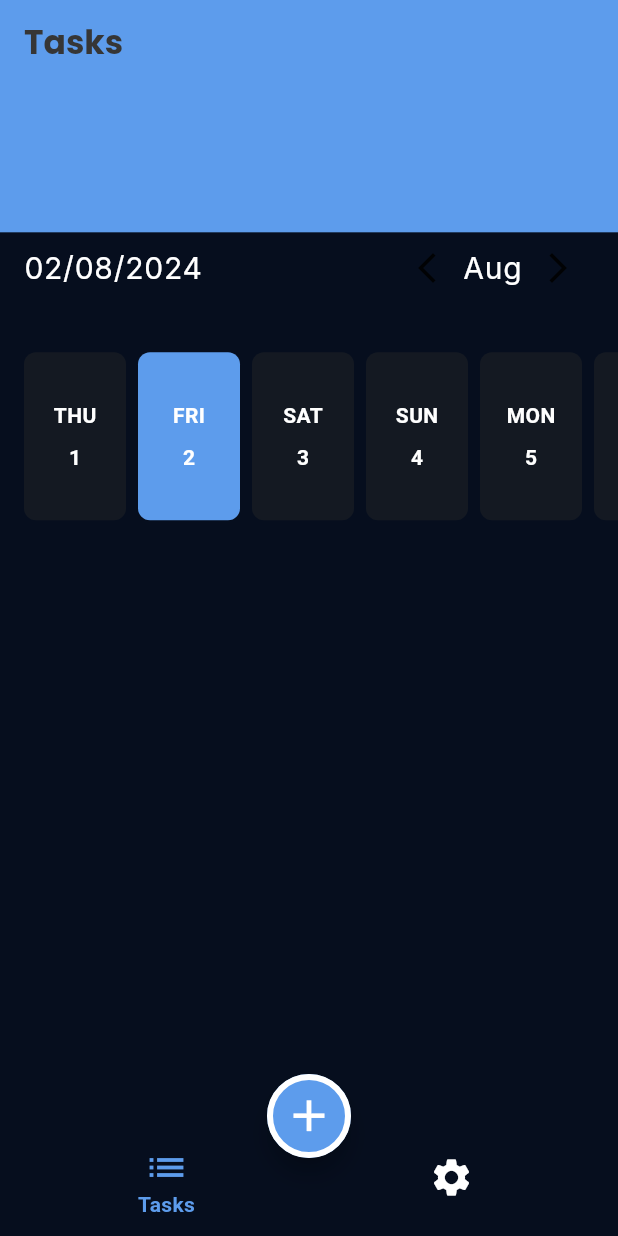
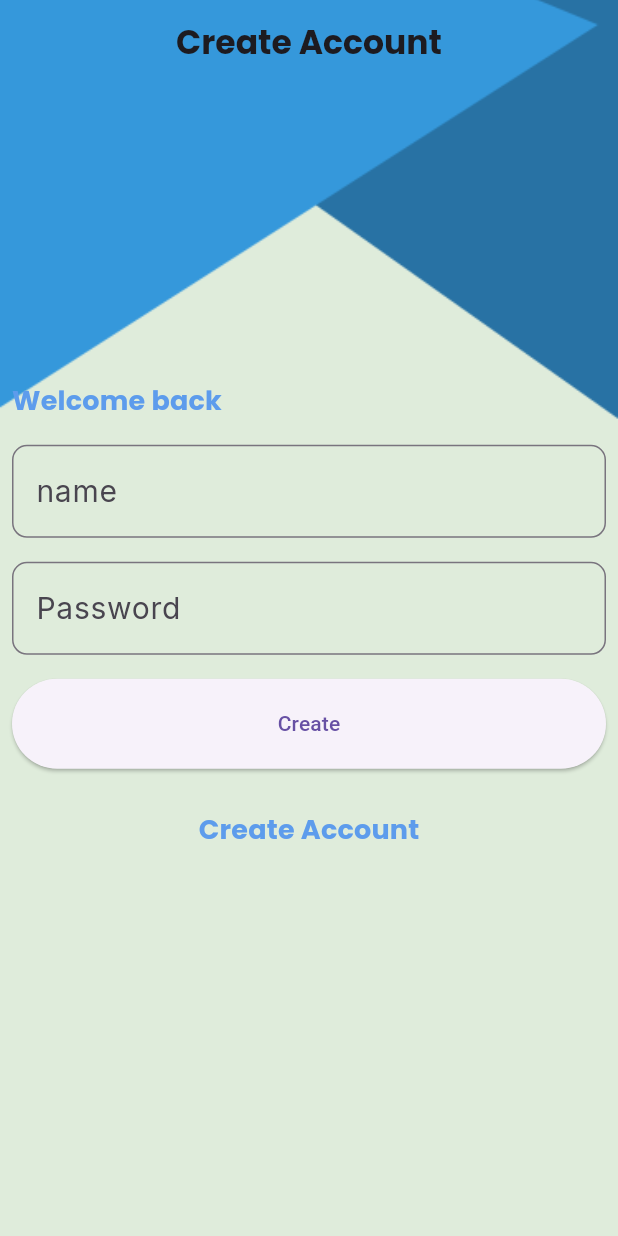
Before and after one commit to sherifHamdyAhmed93/flutter_todo_app, a Flutter app: the screen it shows after launch, on a phone screen of 412 x 824 dp. Run offline on Flutter 3.47's test engine with Material 3 defaults, Android fonts, the phone set to English and light mode, and no system bars; drawn by our look-alikes of easy_date_timeline; our stand-ins replace cloud_firestore, firebase_core, flutter_native_splash, flutter_slidable, google_fonts, shared_preferences; accounts and stored records are empty; generated files the repository leaves out were written again.

Commit message:
Finish design of login and signup.

```diff
--- /dev/null
+++ b/lib/login/custom_text_field.dart
@@ -0,0 +1,38 @@
+import 'package:flutter/material.dart';
+import 'package:flutter_todo_app/colors/app_colors.dart';
+
+class CustomTextField extends StatelessWidget {
+  CustomTextField(
+      {super.key,
+      required this.hintText,
+      this.inputType = TextInputType.name,
+      required this.validator,
+      this.obscure = false,
+      required this.controller});
+
+  String hintText;
+  TextInputType inputType;
+  String? Function(String?) validator;
+  bool obscure;
+
+  TextEditingController controller;
+
+  @override
+  Widget build(BuildContext context) {
+    return TextFormField(
+      controller: controller,
+      obscureText: obscure,
+      validator: validator,
+      keyboardType: inputType,
+      decoration: InputDecoration(
+          labelText: hintText,
+          errorStyle: Theme.of(context)
+              .textTheme
+              .bodyMedium
+              ?.copyWith(color: AppColors.redColor),
+          border: OutlineInputBorder(
+              borderRadius: BorderRadius.circular(10),
+              borderSide: BorderSide(color: AppColors.primaryColor))),
+    );
+  }
+}
--- /dev/null
+++ b/lib/login/login_screen.dart
@@ -0,0 +1,110 @@
+import 'package:flutter/material.dart';
+import 'package:flutter_todo_app/colors/app_colors.dart';
+import 'package:flutter_todo_app/login/custom_text_field.dart';
+import 'package:flutter_todo_app/login/signup_screen.dart';
+
+class LoginScreen extends StatelessWidget {
+  LoginScreen({super.key});
+
+  static String screenName = "login_screen";
+
+  TextEditingController nameController = TextEditingController();
+  TextEditingController passwordController = TextEditingController();
+
+  var globalKeys = GlobalKey<FormState>();
+
+  @override
+  Widget build(BuildContext context) {
+    return Stack(
+      children: [
+        Container(
+            color: AppColors.backgroundLightColor,
+            child: Image.asset(
+              'assets/images/login_background.png',
+              width: double.infinity,
+              height: double.infinity,
+              fit: BoxFit.cover,
+            )),
+        Scaffold(
+          backgroundColor: Colors.transparent,
+          appBar: AppBar(
+            title: Text('Create Account'),
+            centerTitle: true,
+            backgroundColor: Colors.transparent,
+          ),
+          body: Form(
+            key: globalKeys,
+            child: SingleChildScrollView(
+              child: Column(
+                crossAxisAlignment: CrossAxisAlignment.stretch,
+                children: [
+                  SizedBox(height: MediaQuery.of(context).size.height * 0.23),
+                  Padding(
+                    padding: EdgeInsets.all(8),
+                    child: Text(
+                      'Welcome back',
+                      style: Theme.of(context).textTheme.titleMedium,
+                    ),
+                  ),
+                  Padding(
+                    padding: EdgeInsets.all(8),
+                    child: CustomTextField(
+                        hintText: 'name',
+                        controller: nameController,
+                        validator: (value) {
+                          if (value == null || value.isEmpty) {
+                            return 'Enter your name';
+                          }
+                          return null;
+                        }),
+                  ),
+                  Padding(
+                    padding: EdgeInsets.all(8),
+                    child: CustomTextField(
+                        hintText: 'Password',
+                        controller: passwordController,
+                        inputType: TextInputType.number,
+                        obscure: true,
+                        validator: (value) {
+                          if (value == null || value.isEmpty) {
+                            return 'Enter your Password';
+                          } else if (value.length < 6) {
+                            return 'Password length must be as least 6 characters';
+                          }
+                          return null;
+                        }),
+                  ),
+                  Padding(
+                    padding: EdgeInsets.all(8),
+                    child: ElevatedButton(
+                        onPressed: validate,
+                        style: ElevatedButton.styleFrom(
+                            padding: EdgeInsets.all(20)),
+                        child: Text('Create')),
+                  ),
+                  Padding(
+                    padding: EdgeInsets.all(8),
+                    child: TextButton(
+                      onPressed: () {
+                        Navigator.of(context)
+                            .pushNamed(SignupScreen.screenName);
+                      },
+                      child: Text(
+                        'Create Account',
+                        style: Theme.of(context).textTheme.titleMedium,
+                      ),
+                    ),
+                  ),
+                ],
+              ),
+            ),
+          ),
+        )
+      ],
+    );
+  }
+
+  void validate() {
+    if (globalKeys.currentState?.validate() == true) {}
+  }
+}
--- a/lib/main.dart
+++ b/lib/main.dart
@@ -7,6 +7,8 @@ import 'package:flutter_gen/gen_l10n/app_localizations.dart';
 import 'package:flutter_native_splash/flutter_native_splash.dart';
 import 'package:flutter_todo_app/edit_task_screen/edit_task_screen.dart';
 import 'package:flutter_todo_app/home/home_screen.dart';
+import 'package:flutter_todo_app/login/login_screen.dart';
+import 'package:flutter_todo_app/login/signup_screen.dart';
 import 'package:flutter_todo_app/provider/app_language_provider.dart';
 import 'package:flutter_todo_app/provider/app_theme_provider.dart';
 import 'package:flutter_todo_app/provider/task_provider.dart';
@@ -85,10 +87,12 @@ class _MyAppState extends State<MyApp> {
       theme: AppTheme.lightTheme,
       darkTheme: AppTheme.darkTheme,
       themeMode: themeProvider.currentAppTheme,
-      initialRoute: HomeScreen.screenName,
+      initialRoute: LoginScreen.screenName,
       routes: {
         HomeScreen.screenName: (context) => HomeScreen(),
         EditTaskScreen.screenName: (context) => EditTaskScreen(),
+        LoginScreen.screenName: (context) => LoginScreen(),
+        SignupScreen.screenName: (context) => SignupScreen()
       },
     );
   }
--- a/pubspec.yaml
+++ b/pubspec.yaml
@@ -69,8 +69,8 @@ flutter:
   uses-material-design: true
   generate: true
   # To add assets to your application, add an assets section, like this:
-  # assets:
-  #   - images/a_dot_burr.jpeg
+  assets:
+    - assets/images/
   #   - images/a_dot_ham.jpeg
 
   # An image asset can refer to one or more resolution-specific "variants", see
```
Also changed, not shown: lib/login/signup_screen.dart (added, +127 -0 lines), assets/images/2.0x/login_background@2x.png (added), assets/images/3.0x/login_background@3x.png (added), assets/images/login_background.png (added).
